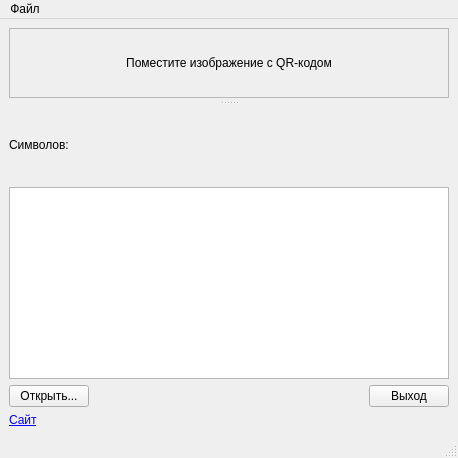
First picture: the form in mainwindow.ui, repository gil9red/QRCodeReader, before the edit.
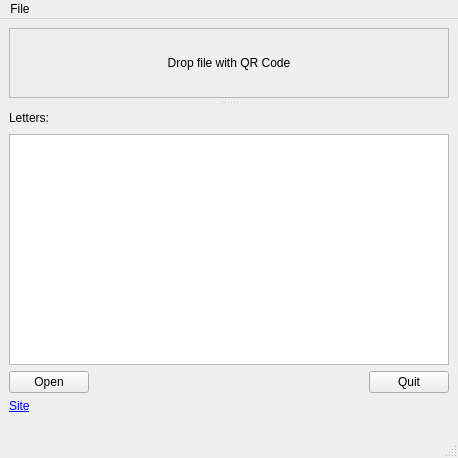
Second picture: the form after the edit.

What changed in the file:
```diff
--- a/mainwindow.ui
+++ b/mainwindow.ui
@@ -36,7 +36,7 @@
           <x>0</x>
           <y>0</y>
           <width>438</width>
-          <height>60</height>
+          <height>69</height>
          </rect>
         </property>
         <layout class="QVBoxLayout" name="verticalLayout">
@@ -49,7 +49,7 @@
             </sizepolicy>
            </property>
            <property name="text">
-            <string>Поместите изображение с QR-кодом</string>
+            <string>Drop file with QR Code</string>
            </property>
            <property name="alignment">
             <set>Qt::AlignCenter</set>
@@ -69,7 +69,7 @@
           <item>
            <widget class="QLabel" name="label">
             <property name="text">
-             <string>Символов: </string>
+             <string>Letters:</string>
             </property>
            </widget>
           </item>
@@ -98,7 +98,7 @@
         <item>
          <widget class="QPlainTextEdit" name="pTextEditQRCodeText">
           <property name="sizePolicy">
-           <sizepolicy hsizetype="Preferred" vsizetype="Preferred">
+           <sizepolicy hsizetype="Preferred" vsizetype="Expanding">
             <horstretch>0</horstretch>
             <verstretch>0</verstretch>
            </sizepolicy>
@@ -123,7 +123,7 @@
          <string>Открыть файл изображения с qr-кодом</string>
         </property>
         <property name="text">
-         <string>Открыть...</string>
+         <string>Open</string>
         </property>
        </widget>
       </item>
@@ -149,7 +149,7 @@
          <string>Закрыть приложение</string>
         </property>
         <property name="text">
-         <string>Выход</string>
+         <string>Quit</string>
         </property>
        </widget>
       </item>
@@ -158,7 +158,7 @@
     <item>
      <widget class="QLabel" name="label_2">
       <property name="text">
-       <string>&lt;html&gt;&lt;head/&gt;&lt;body&gt;&lt;p&gt;&lt;a href=&quot;https://github.com/gil9red/QRCodeReader&quot;&gt;&lt;span style=&quot; text-decoration: underline; color:#0000ff;&quot;&gt;Сайт&lt;/span&gt;&lt;/a&gt;&lt;/p&gt;&lt;/body&gt;&lt;/html&gt;</string>
+       <string>&lt;html&gt;&lt;head/&gt;&lt;body&gt;&lt;p&gt;&lt;a href=&quot;https://github.com/gil9red/QRCodeReader&quot;&gt;&lt;span style=&quot; text-decoration: underline; color:#0000ff;&quot;&gt;Site&lt;/span&gt;&lt;/a&gt;&lt;br/&gt;&lt;/p&gt;&lt;/body&gt;&lt;/html&gt;</string>
       </property>
       <property name="alignment">
        <set>Qt::AlignLeading|Qt::AlignLeft|Qt::AlignVCenter</set>
@@ -176,12 +176,12 @@
      <x>0</x>
      <y>0</y>
      <width>458</width>
-     <height>20</height>
+     <height>21</height>
     </rect>
    </property>
    <widget class="QMenu" name="menuFile">
     <property name="title">
-     <string>Файл</string>
+     <string>File</string>
     </property>
     <addaction name="actionOpen"/>
     <addaction name="separator"/>
```
Left out of the diff: 6 changed lines with no effect on the pictures.
